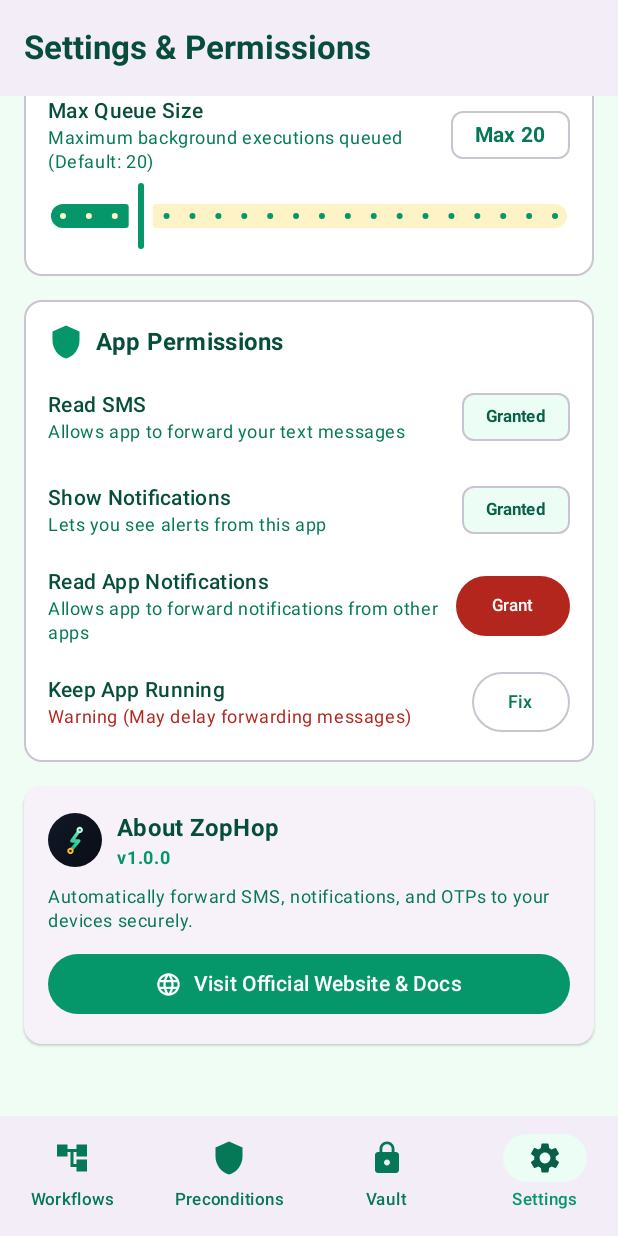
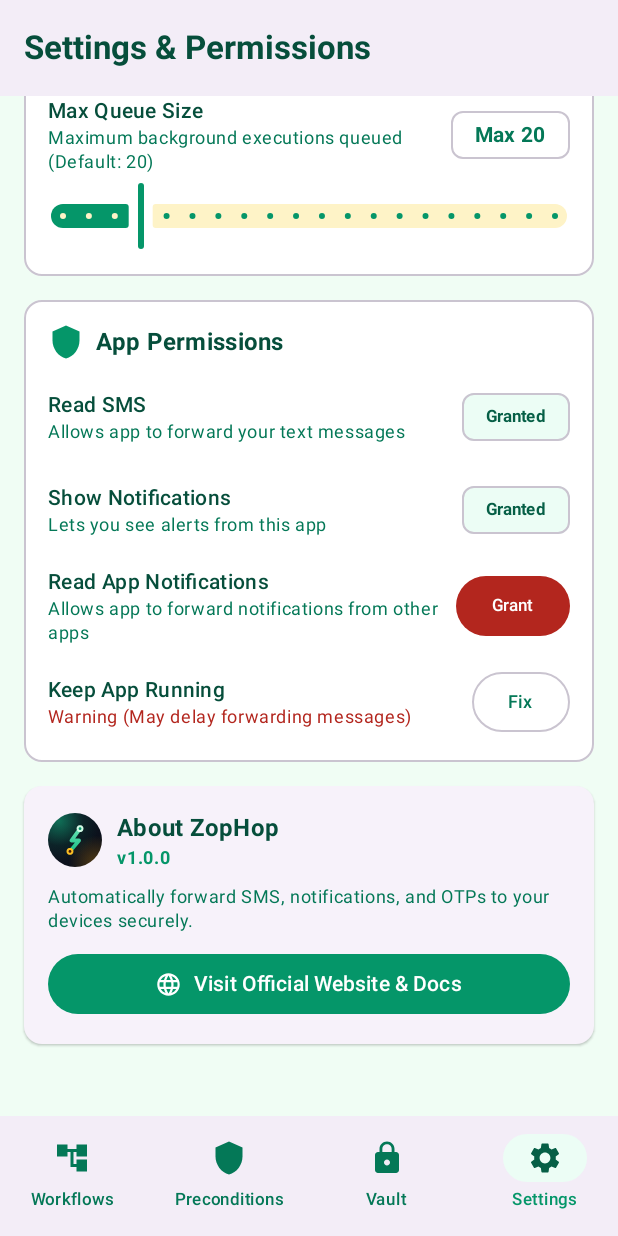
Before and after one commit to aman400/ntfysms, an Android app built with Jetpack Compose: the screen it shows after launch (MainActivity), item 4 of the bottom bar chosen, scrolled down 662 dp, on a phone screen of 412 x 824 dp. Run offline under Robolectric (Android 15) with nearby library versions, the phone set to English and light mode, and no system bars; our stand-ins replace Room's generated code; 1 statement that could not run was skipped.

Commit message:
Update app launcher icon XML assets with new precision safe-zone vector icon, monochrome support, and background glows

```diff
--- a/app/src/main/res/drawable/ic_launcher_background.xml
+++ b/app/src/main/res/drawable/ic_launcher_background.xml
@@ -6,20 +6,46 @@
     android:viewportWidth="108"
     android:viewportHeight="108">
 
-    <path
-        android:pathData="M0,0h108v108h-108z"
-        android:fillColor="#111827" />
-
+    <!-- Base: surface -> background -->
     <path android:pathData="M0,0h108v108h-108z">
         <aapt:attr name="android:fillColor">
             <gradient
+                android:type="linear"
                 android:startX="0"
                 android:startY="0"
                 android:endX="108"
-                android:endY="108"
-                android:type="linear">
-                <item android:color="#111827" android:offset="0.0" />
-                <item android:color="#090D16" android:offset="1.0" />
+                android:endY="108">
+                <item android:offset="0" android:color="#FF111827" />
+                <item android:offset="1" android:color="#FF090D16" />
+            </gradient>
+        </aapt:attr>
+    </path>
+
+    <!-- Emerald glow (top left) -->
+    <path android:pathData="M0,0h108v108h-108z">
+        <aapt:attr name="android:fillColor">
+            <gradient
+                android:type="radial"
+                android:centerX="22"
+                android:centerY="16"
+                android:gradientRadius="82">
+                <item android:offset="0" android:color="#8C10B981" />
+                <item android:offset="0.6" android:color="#40064E3B" />
+                <item android:offset="1" android:color="#00064E3B" />
+            </gradient>
+        </aapt:attr>
+    </path>
+
+    <!-- Amber glow (bottom right) -->
+    <path android:pathData="M0,0h108v108h-108z">
+        <aapt:attr name="android:fillColor">
+            <gradient
+                android:type="radial"
+                android:centerX="96"
+                android:centerY="100"
+                android:gradientRadius="55">
+                <item android:offset="0" android:color="#4DF59E0B" />
+                <item android:offset="1" android:color="#00F59E0B" />
             </gradient>
         </aapt:attr>
     </path>
--- a/app/src/main/res/drawable/ic_launcher_foreground.xml
+++ b/app/src/main/res/drawable/ic_launcher_foreground.xml
@@ -6,64 +6,38 @@
     android:viewportWidth="108"
     android:viewportHeight="108">
 
-    <group
-        android:pivotX="54"
-        android:pivotY="54"
-        android:scaleX="0.72"
-        android:scaleY="0.72">
-
-        <!-- Shadow Path -->
+    <!-- Bolt-shaped workflow path (kept inside the 66dp safe zone) -->
     <path
-            android:pathData="M67.08,28.69 L45.14,59.06 L64.55,59.06 L41.34,86.9"
-            android:strokeColor="#000000"
-            android:strokeWidth="9.7"
-            android:strokeLineCap="round"
-            android:strokeLineJoin="round"
-            android:fillColor="#00000000" />
-
-        <path
-            android:pathData="M67.08,28.69m-8.4,0a8.4,8.4 0 1,1 16.8,0a8.4,8.4 0 1,1 -16.8,0"
-            android:fillColor="#000000" />
-
-        <path
-            android:pathData="M41.34,86.9m-8.4,0a8.4,8.4 0 1,1 16.8,0a8.4,8.4 0 1,1 -16.8,0"
-            android:fillColor="#000000" />
-
-        <!-- Bolt-shaped Workflow Path -->
-        <path
-            android:pathData="M67.08,26.16 L45.14,56.53 L64.55,56.53 L41.34,84.38"
-            android:strokeWidth="9.7"
+        android:pathData="M64.07,31.23 L46.9,54.99 L62.09,54.99 L43.94,76.77"
+        android:strokeWidth="7.6"
         android:strokeLineCap="round"
         android:strokeLineJoin="round">
         <aapt:attr name="android:strokeColor">
             <gradient
-                    android:startX="67.08"
-                    android:startY="26.16"
-                    android:endX="41.34"
-                    android:endY="84.38"
-                    android:type="linear">
-                    <item android:color="#6EE7B7" android:offset="0.0" />
-                    <item android:color="#10B981" android:offset="1.0" />
+                android:type="linear"
+                android:startX="0"
+                android:startY="27"
+                android:endX="0"
+                android:endY="82">
+                <item android:offset="0" android:color="#FF6EE7B7" />
+                <item android:offset="1" android:color="#FF10B981" />
             </gradient>
         </aapt:attr>
     </path>
 
-        <!-- Start Node Circle (Emerald/Mint) -->
+    <!-- Start node (mint + emerald center) -->
     <path
-            android:pathData="M67.08,26.16m-8.86,0a8.86,8.86 0 1,1 17.72,0a8.86,8.86 0 1,1 -17.72,0"
-            android:fillColor="#D1FAE5" />
+        android:fillColor="#FFD1FAE5"
+        android:pathData="M57.14,31.23 a6.93,6.93 0 1,0 13.86,0 a6.93,6.93 0 1,0 -13.86,0" />
+    <path
+        android:fillColor="#FF059669"
+        android:pathData="M61.27,31.23 a2.8,2.8 0 1,0 5.6,0 a2.8,2.8 0 1,0 -5.6,0" />
 
+    <!-- End node (amber + dark center) -->
     <path
-            android:pathData="M67.08,26.16m-3.58,0a3.58,3.58 0 1,1 7.16,0a3.58,3.58 0 1,1 -7.16,0"
-            android:fillColor="#059669" />
-
-        <!-- End Node Circle (Amber) -->
+        android:fillColor="#FFFBBF24"
+        android:pathData="M37.01,76.77 a6.93,6.93 0 1,0 13.86,0 a6.93,6.93 0 1,0 -13.86,0" />
     <path
-            android:pathData="M41.34,84.38m-8.86,0a8.86,8.86 0 1,1 17.72,0a8.86,8.86 0 1,1 -17.72,0"
-            android:fillColor="#FBBF24" />
-
-        <path
-            android:pathData="M41.34,84.38m-3.58,0a3.58,3.58 0 1,1 7.16,0a3.58,3.58 0 1,1 -7.16,0"
-            android:fillColor="#451A03" />
-    </group>
+        android:fillColor="#FF451A03"
+        android:pathData="M41.14,76.77 a2.8,2.8 0 1,0 5.6,0 a2.8,2.8 0 1,0 -5.6,0" />
 </vector>
--- /dev/null
+++ b/app/src/main/res/drawable/ic_launcher_monochrome.xml
@@ -0,0 +1,24 @@
+<?xml version="1.0" encoding="utf-8"?>
+<vector xmlns:android="http://schemas.android.com/apk/res/android"
+    android:width="108dp"
+    android:height="108dp"
+    android:viewportWidth="108"
+    android:viewportHeight="108">
+
+    <path
+        android:pathData="M64.07,31.23 L46.9,54.99 L62.09,54.99 L43.94,76.77"
+        android:strokeColor="#FF000000"
+        android:strokeWidth="7.6"
+        android:strokeLineCap="round"
+        android:strokeLineJoin="round" />
+
+    <!-- Ring nodes (hollow center) -->
+    <path
+        android:fillColor="#FF000000"
+        android:fillType="evenOdd"
+        android:pathData="M57.14,31.23 a6.93,6.93 0 1,0 13.86,0 a6.93,6.93 0 1,0 -13.86,0 M61.27,31.23 a2.8,2.8 0 1,0 5.6,0 a2.8,2.8 0 1,0 -5.6,0" />
+    <path
+        android:fillColor="#FF000000"
+        android:fillType="evenOdd"
+        android:pathData="M37.01,76.77 a6.93,6.93 0 1,0 13.86,0 a6.93,6.93 0 1,0 -13.86,0 M41.14,76.77 a2.8,2.8 0 1,0 5.6,0 a2.8,2.8 0 1,0 -5.6,0" />
+</vector>
--- a/app/src/main/res/mipmap-anydpi-v26/ic_launcher.xml
+++ b/app/src/main/res/mipmap-anydpi-v26/ic_launcher.xml
@@ -2,5 +2,5 @@
 <adaptive-icon xmlns:android="http://schemas.android.com/apk/res/android">
     <background android:drawable="@drawable/ic_launcher_background" />
     <foreground android:drawable="@drawable/ic_launcher_foreground" />
-    <monochrome android:drawable="@drawable/ic_launcher_foreground" />
+    <monochrome android:drawable="@drawable/ic_launcher_monochrome" />
 </adaptive-icon>
--- a/app/src/main/res/mipmap-anydpi-v26/ic_launcher_round.xml
+++ b/app/src/main/res/mipmap-anydpi-v26/ic_launcher_round.xml
@@ -2,5 +2,5 @@
 <adaptive-icon xmlns:android="http://schemas.android.com/apk/res/android">
     <background android:drawable="@drawable/ic_launcher_background" />
     <foreground android:drawable="@drawable/ic_launcher_foreground" />
-    <monochrome android:drawable="@drawable/ic_launcher_foreground" />
+    <monochrome android:drawable="@drawable/ic_launcher_monochrome" />
 </adaptive-icon>
```
Lines whose indentation alone changed are shown as unchanged.
